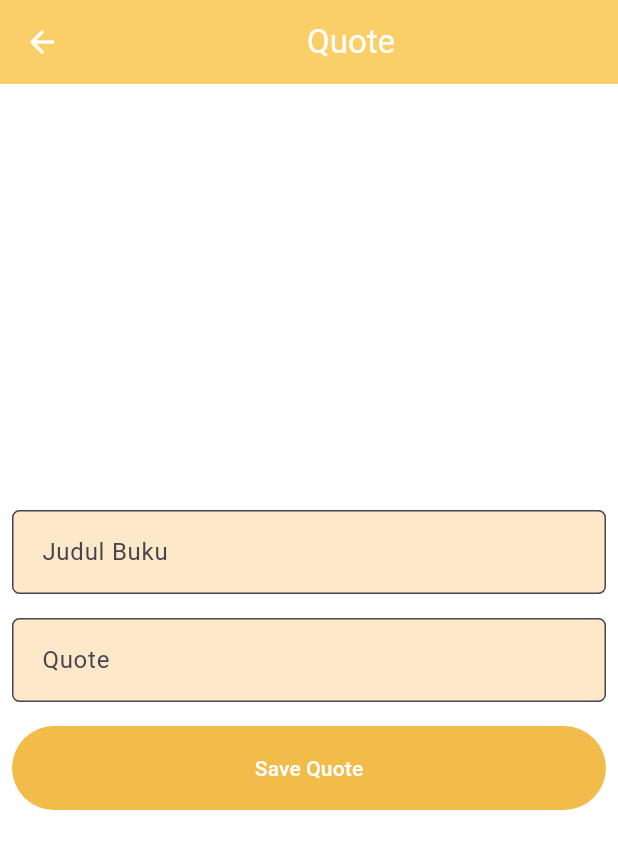
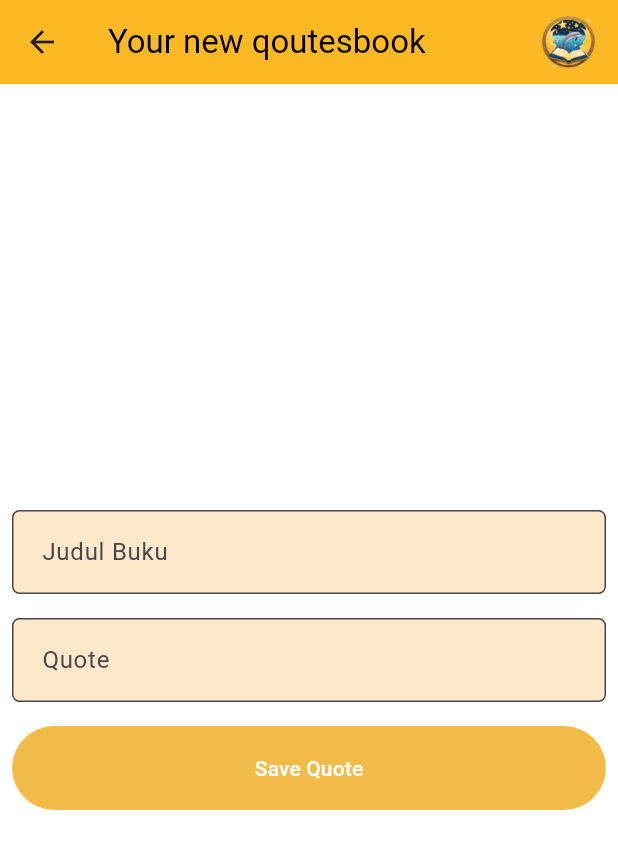
Before and after one commit to mutualibri/mutualibri, a Flutter app: the QuoteForm screen opened directly, on a phone screen of 412 x 824 dp. Shown: the top 849 px of the screen. Run offline on Flutter 3.47's test engine with Material 3 defaults, Android fonts, the phone set to English and light mode, and no system bars; our stand-ins replace flutter_svg, google_nav_bar, shared_preferences; missing offline and left inert: pbp_django_auth; accounts and stored records are empty; network calls fail.

Commit message:
routing login, catalog, lend, and quotes

```diff
--- a/lib/main.dart
+++ b/lib/main.dart
@@ -60,7 +60,7 @@ class MyApp extends StatelessWidget {
                   borderSide: BorderSide.none,
                 ),
               )),
-          home: isviewed != 0 ? OnBoard() : LoginPage(),
+          home: isviewed != 0 ? OnBoard() : WelcomeScreen(),
         ));
   }
 }
--- a/lib/screens/lend/lend_setinput.dart
+++ b/lib/screens/lend/lend_setinput.dart
@@ -36,7 +36,7 @@ class _BorrowPageState extends State<BorrowPage> {
       appBar: AppBar(
         backgroundColor: const Color(0xFFfbb825),
         title: const Text(
-          'LendBook',
+          'Your new lendbook',
           style: TextStyle(color: Colors.black),
         ),
         actions: [
@@ -183,7 +183,7 @@ class _BorrowPageState extends State<BorrowPage> {
                     onPressed: () async {
                       if (_formKey.currentState!.validate()) {
                         final response = await request.postJson(
-                          "http://127.0.0.1:8000/create-lend-flutter/",
+                          "https://mutualibri-a08-tk.pbp.cs.ui.ac.id/create-lend-flutter/",
                           jsonEncode(<String, String>{
                             'book': widget.book.fields.number.toString(),
                             'startDate': startDate.toString(),
--- a/lib/screens/lend/lend_successlend.dart
+++ b/lib/screens/lend/lend_successlend.dart
@@ -24,7 +24,7 @@ class _SuccessPageState extends State<SuccessPage> {
           mainAxisAlignment: MainAxisAlignment.center,
           crossAxisAlignment: CrossAxisAlignment.center,
           children: [
-            const SizedBox(height: 100.0),
+            const SizedBox(height: 150.0),
             Center(
               child: Text(
                 widget.book.fields.title,
--- a/lib/screens/quotes/quote_form.dart
+++ b/lib/screens/quotes/quote_form.dart
@@ -1,6 +1,7 @@
 import 'dart:convert';
 
 import 'package:flutter/material.dart';
+import 'package:mutualibri/menu.dart';
 import 'package:mutualibri/models/database_book.dart';
 import 'package:mutualibri/screens/quotes/quote_template.dart';
 import 'package:pbp_django_auth/pbp_django_auth.dart';
@@ -25,13 +26,26 @@ class _QuoteFormState extends State<QuoteForm> {
     // print(widget.book.length);
     return Scaffold(
       appBar: AppBar(
-        title: const Center(
-          child: Text(
-            'Quote',
+        backgroundColor: const Color(0xFFfbb825),
+        title: const Text(
+          'Your new qoutesbook',
+          style: TextStyle(color: Colors.black),
+        ),
+        actions: [
+          IconButton(
+            icon: Image.asset(
+              'assets/images/Logo.png',
+              height: 50,
+              width: 50,
+            ),
+            onPressed: () {
+              Navigator.pushReplacement(
+                context,
+                MaterialPageRoute(builder: (context) => MyHomePage()),
+              );
+            },
           ),
-        ),
-        backgroundColor: Color.fromARGB(255, 251, 207, 103),
-        foregroundColor: Colors.white,
+        ],
       ),
       // TODO: Tambahkan drawer yang sudah dibuat di sini
       body: Center(
@@ -128,7 +142,7 @@ class _QuoteFormState extends State<QuoteForm> {
                         if (_formKey.currentState!.validate()) {
                           // Kirim ke Django dan tunggu respons
                           final response = await request.postJson(
-                              "http://127.0.0.1:8000/quote/create-flutter/",
+                              "https://mutualibri-a08-tk.pbp.cs.ui.ac.id/quote/create-flutter/",
                               jsonEncode(<String, String>{
                                 'book_name': _bookName,
                                 'quotes': _quotes,
--- a/lib/screens/search.dart
+++ b/lib/screens/search.dart
@@ -1,4 +1,5 @@
 import 'package:flutter/material.dart';
+import 'package:mutualibri/constants.dart';
 import 'package:mutualibri/screens/login.dart';
 import 'package:mutualibri/screens/register.dart';
 
@@ -7,14 +8,14 @@ class SearchBar extends StatelessWidget {
   Widget build(BuildContext context) {
     return Container(
       padding: EdgeInsets.all(16.0),
-      color: Colors.blue, // Sesuaikan dengan warna latar belakang yang diinginkan
+      color: kPrimaryColor, // Sesuaikan dengan warna latar belakang yang diinginkan
       child: Row(
         children: [
           Expanded(
             child: TextField(
               decoration: InputDecoration(
                 hintText: 'Cari buku...',
-                hintStyle: TextStyle(color: Colors.white),
+                hintStyle: TextStyle(color: Colors.black),
                 border: OutlineInputBorder(
                   borderRadius: BorderRadius.circular(10.0),
                 ),
```
Also changed, not shown: lib/screens/lend/lend_listlend.dart (+21 -11 lines), lib/screens/login.dart (+9 -8 lines), lib/screens/login/login.dart (+12 -12 lines), lib/screens/welcome/button_login_logout.dart (+9 -8 lines), lib/widgets/catalog.dart (+69 -10 lines).
